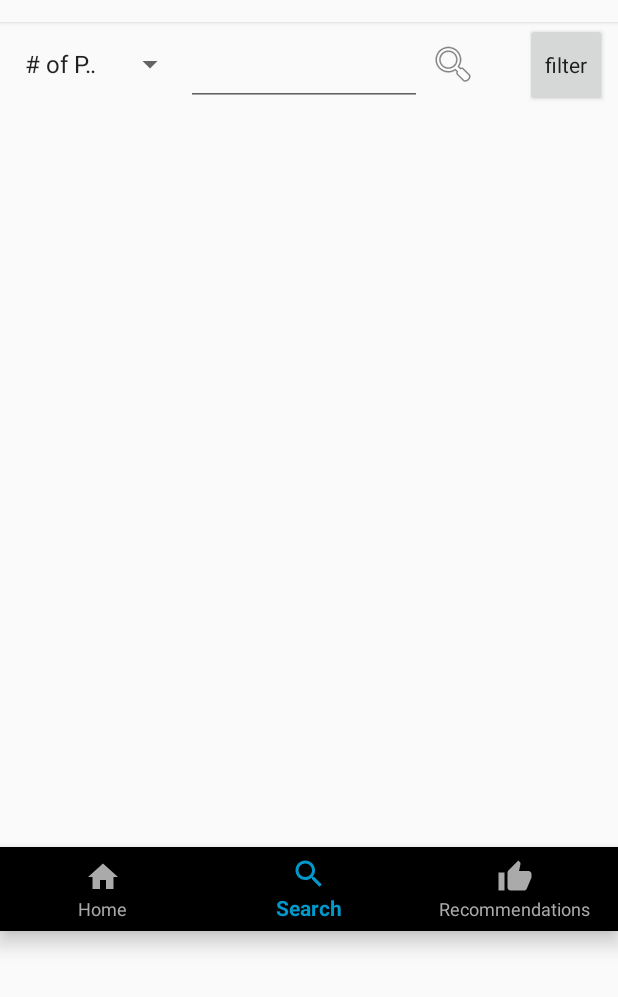
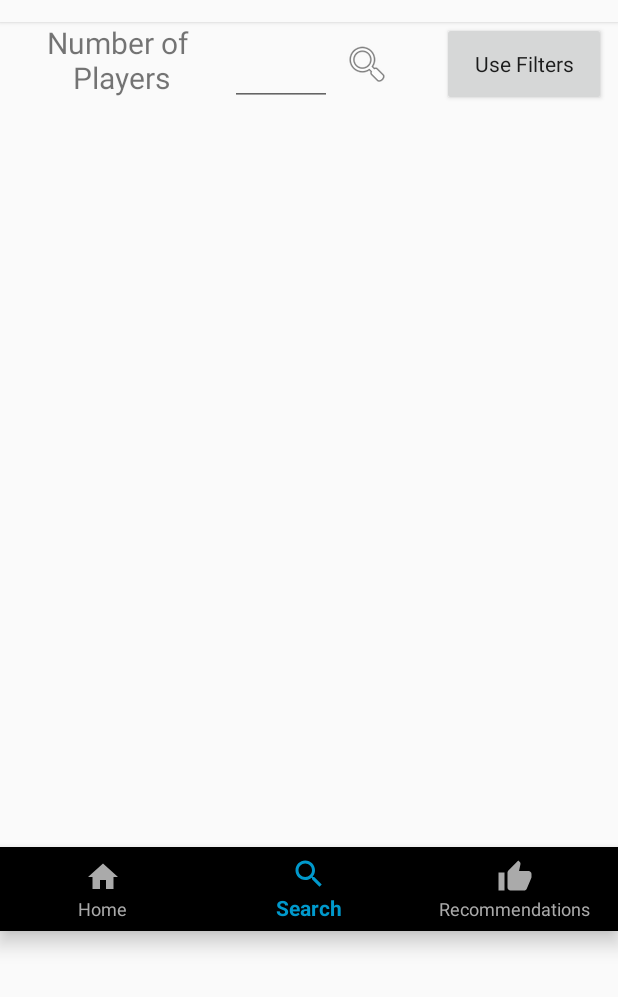
Before and after one commit to mnganga30/WhatToPlay, an Android app: the screen it shows after launch (HomePageActivity), item 2 of the bottom bar chosen, on a phone screen of 412 x 824 dp, the part 62-1059 px from its top. Run offline under Robolectric (Android 15) with nearby library versions, the phone set to English and light mode, and no system bars.

Commit message:
Removed name search from search page

```diff
--- a/app/src/main/java/com/j_hawk/whattoplay/HomePageActivity.java
+++ b/app/src/main/java/com/j_hawk/whattoplay/HomePageActivity.java
@@ -313,11 +313,6 @@ public class HomePageActivity extends AppCompatActivity {
                     startActivity(mIntent);
                 }
             });
-            Spinner spinner = (Spinner) rootView.findViewById(R.id.searchmode);
-            ArrayAdapter<CharSequence> adapter = ArrayAdapter.createFromResource(getContext(),
-                    R.array.mode, android.R.layout.simple_spinner_item);
-            adapter.setDropDownViewResource(android.R.layout.simple_spinner_dropdown_item);
-            spinner.setAdapter(adapter);
             search.setOnClickListener(new View.OnClickListener() {
                 @Override
                 public void onClick(View v) { // need to clear game list after all this be show or brfore next searching
@@ -344,27 +339,6 @@ public class HomePageActivity extends AppCompatActivity {
                         msItemAdapter = new ItemAdapter(inflater, list);
                         lySearch.setAdapter(msItemAdapter);
                     }}
-                }
-            });
-            spinner.setOnItemSelectedListener(new AdapterView.OnItemSelectedListener(){
-                @Override
-                public void onItemSelected(AdapterView<?> parent, View view, int position, long id) {
-                    // Two different modes
-                    //search by name
-                    if (position == 1) {
-                        input.setText("");
-                        input.setInputType(TYPE_CLASS_TEXT);
-                    }
-                    //search by number of players
-                    if (position == 0) {
-                        input.setText("");
-                        input.setInputType(TYPE_CLASS_NUMBER);
-                    }
-                }
-
-                @Override
-                public void onNothingSelected(AdapterView<?> parent) {
-
                 }
             });
             Bundle args = getArguments();
--- a/app/src/main/java/com/j_hawk/whattoplay/filterpage.java
+++ b/app/src/main/java/com/j_hawk/whattoplay/filterpage.java
@@ -74,7 +74,7 @@ public class filterpage extends AppCompatActivity {
         mechanlv.setAdapter(myMitemadapter);
         Button searchGO = (Button) findViewById(R.id.start);
 
-        final Spinner numberofplayer = (Spinner) findViewById(R.id.numberofplayer);
+        final Spinner numberofplayer = (Spinner) findViewById(R.id.numberofplayerspinner);
         ArrayAdapter<CharSequence> adapter_players = ArrayAdapter.createFromResource(context,
                 R.array.number, android.R.layout.simple_spinner_item);
         adapter_players.setDropDownViewResource(android.R.layout.simple_spinner_dropdown_item);
--- a/app/src/main/res/layout/localsearching.xml
+++ b/app/src/main/res/layout/localsearching.xml
@@ -51,7 +51,7 @@
                     app:layout_constraintTop_toTopOf="parent" />
 
                 <Spinner
-                    android:id="@+id/numberofplayer"
+                    android:id="@+id/numberofplayerspinner"
                     android:layout_width="100dp"
                     android:layout_height="25dp"
                     android:layout_marginEnd="8dp"
--- a/app/src/main/res/layout/searchpage.xml
+++ b/app/src/main/res/layout/searchpage.xml
@@ -17,18 +17,20 @@
         app:layout_constraintRight_toRightOf="parent"
         app:layout_constraintTop_toTopOf="parent">
 
-        <Spinner
+        <TextView
             android:id="@+id/searchmode"
             android:layout_width="wrap_content"
             android:layout_height="match_parent"
             android:layout_weight="0.75"
+            android:text="Number of \nPlayers"
+            android:textSize="20dp"
+            android:textAlignment="center"
             android:elevation="2dp" />
 
         <EditText
             android:id="@+id/editText"
-            android:layout_width="160dp"
+            android:layout_width="68dp"
             android:layout_height="match_parent"
-            android:layout_weight="0.06"
             android:elevation="0dp"
             android:ems="10"
             android:inputType="number"
@@ -52,8 +54,8 @@
             android:id="@+id/filter"
             android:layout_width="wrap_content"
             android:layout_height="56dp"
-            android:layout_weight="0.73"
-            android:text="filter"
+            android:layout_weight="0.30"
+            android:text="Use Filters"
             android:textAppearance="@style/TextAppearance.AppCompat.Body1" />
 
     </LinearLayout>
```
